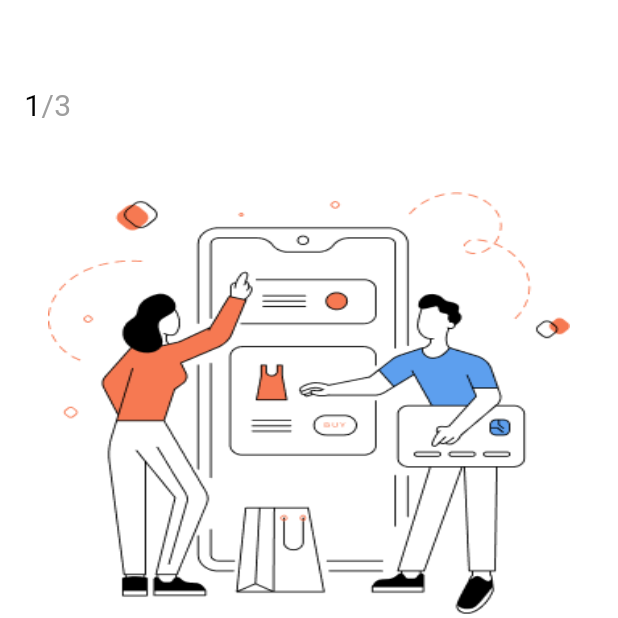
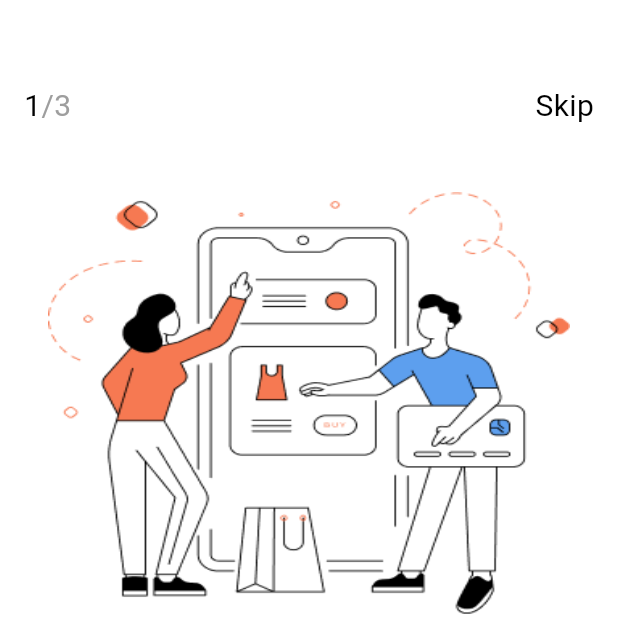
Before and after one commit to jeremy02/Clothing-E-Commerce-App, a Flutter app: the screen it shows after launch, on a phone screen of 412 x 824 dp, the top half of it. Run offline on Flutter 3.47's test engine with Material 3 defaults, Android fonts, the light colour scheme and no system bars.

Commit message:
refactor onboarding widget pending storing data in get x

```diff
--- a/lib/screens/onboarding/components/onboarding_number_widget.dart
+++ b/lib/screens/onboarding/components/onboarding_number_widget.dart
@@ -37,7 +37,7 @@ class OnboardingNumberWidget extends StatelessWidget {
             style: TextStyle(
               fontSize: 20,
               fontWeight: FontWeight.normal,
-              color: Colors.grey,
+              color: currentIndex == totalIndexes ? Colors.black : Colors.grey,
             ),
           ),
         ],
--- a/lib/screens/onboarding/components/onboarding_widget.dart
+++ b/lib/screens/onboarding/components/onboarding_widget.dart
@@ -33,12 +33,28 @@ class OnboardingWidget extends StatelessWidget {
         children: [
           Positioned(
             top: appBarHeight,
-            right: 0,
             left: 16,
             child: OnboardingNumberWidget(
               currentIndex: index + 1,
               totalIndexes: totalIndexes,
             ),
+          ),
+          Positioned(
+            top: appBarHeight,
+            right: 16,
+            child: GestureDetector(
+              onTap: () {
+                print('On Skip Text Clicked!');
+              },
+              child: Text(
+                'Skip',
+                style: TextStyle(
+                  fontSize: 20,
+                  fontWeight: FontWeight.normal,
+                  color: Colors.black,
+                ),
+              ),
+            )
           ),
           Positioned(
             top: appBarHeight * 2,
@@ -51,7 +67,22 @@ class OnboardingWidget extends StatelessWidget {
                 const SizedBox(
                   height: 16,
                 ),
-                Expanded(
+                _buildImageWidget(),
+                _buildTitleDescriptionTextWidget(),
+                const SizedBox(
+                  height: 32,
+                ),
+                OnboardingButton(canSkip: canSkip, onTab: onTab, index: index),
+              ],
+            ),
+          ),
+        ],
+      ),
+    );
+  }
+
+  Widget _buildImageWidget() {
+    return Expanded(
       child: Container(
         width: double.infinity,
         height: double.infinity,
@@ -67,8 +98,11 @@ class OnboardingWidget extends StatelessWidget {
           ),
         ),
       ),
-                ),
-                Padding(
+    );
+  }
+
+  Widget _buildTitleDescriptionTextWidget() {
+    return Padding(
       padding: const EdgeInsets.symmetric(
         horizontal: 20,
       ),
@@ -99,16 +133,6 @@ class OnboardingWidget extends StatelessWidget {
           ),
         ],
       ),
-                ),
-                const SizedBox(
-                  height: 32,
-                ),
-                OnboardingButton(canSkip: canSkip, onTab: onTab, index: index),
-              ],
-            ),
-          ),
-        ],
-      ),
     );
   }
 }
```
Lines whose indentation alone changed are shown as unchanged.
